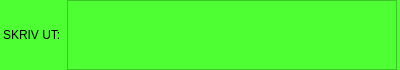
Before: the Qt Designer form ConsoleBlocks/src/Widgets/BlockBase/PrintBlock_Canvas.ui in HolmErik/ConsoleBlocks, drawn with Qt 5.
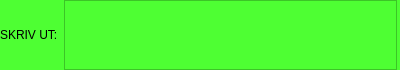
After: the same form once the commit is applied. Custom widgets are drawn as their Qt base class.

The edit to the form file:
```diff
--- a/ConsoleBlocks/src/Widgets/BlockBase/PrintBlock_Canvas.ui
+++ b/ConsoleBlocks/src/Widgets/BlockBase/PrintBlock_Canvas.ui
@@ -36,7 +36,7 @@
      </property>
      <layout class="QHBoxLayout" name="horizontalLayout">
       <property name="leftMargin">
-       <number>3</number>
+       <number>0</number>
       </property>
       <property name="topMargin">
        <number>0</number>
```
Left out of the diff: 2 changed lines with no effect on the pictures.
